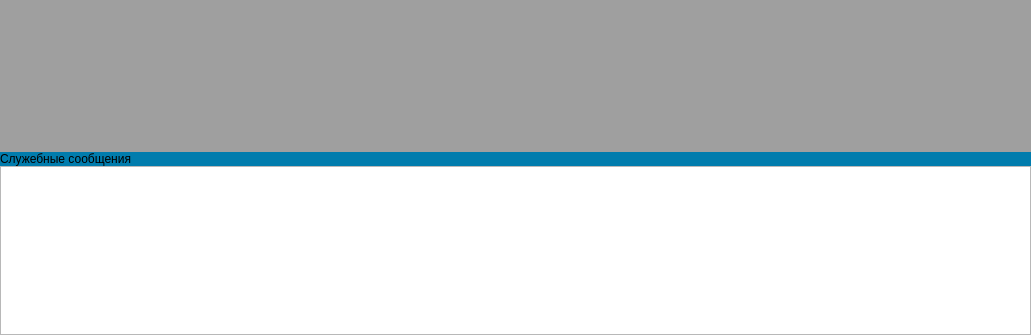
Above: src/kcrm.ui from K3130/KCRM before the change; both pictures show x 0 to 1031 and y 306 to 641 of the 1031 by 641 pixel window. Below: the same form after it.
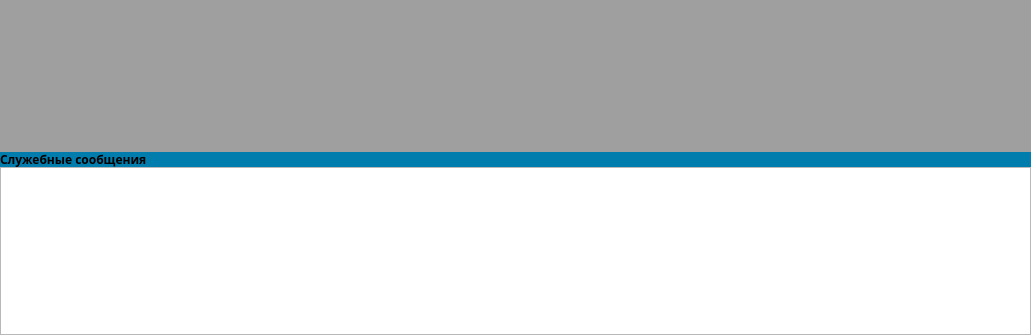
That is the form after the change. Icons and pictures are not drawn.

What changed in the file:
```diff
--- a/src/kcrm.ui
+++ b/src/kcrm.ui
@@ -63,6 +63,18 @@
       </item>
       <item>
        <widget class="QLabel" name="label">
+        <property name="maximumSize">
+         <size>
+          <width>16777215</width>
+          <height>15</height>
+         </size>
+        </property>
+        <property name="font">
+         <font>
+          <family>Arial Black</family>
+          <bold>true</bold>
+         </font>
+        </property>
         <property name="styleSheet">
          <string notr="true">background-color : #007cad;
 color : black
```
